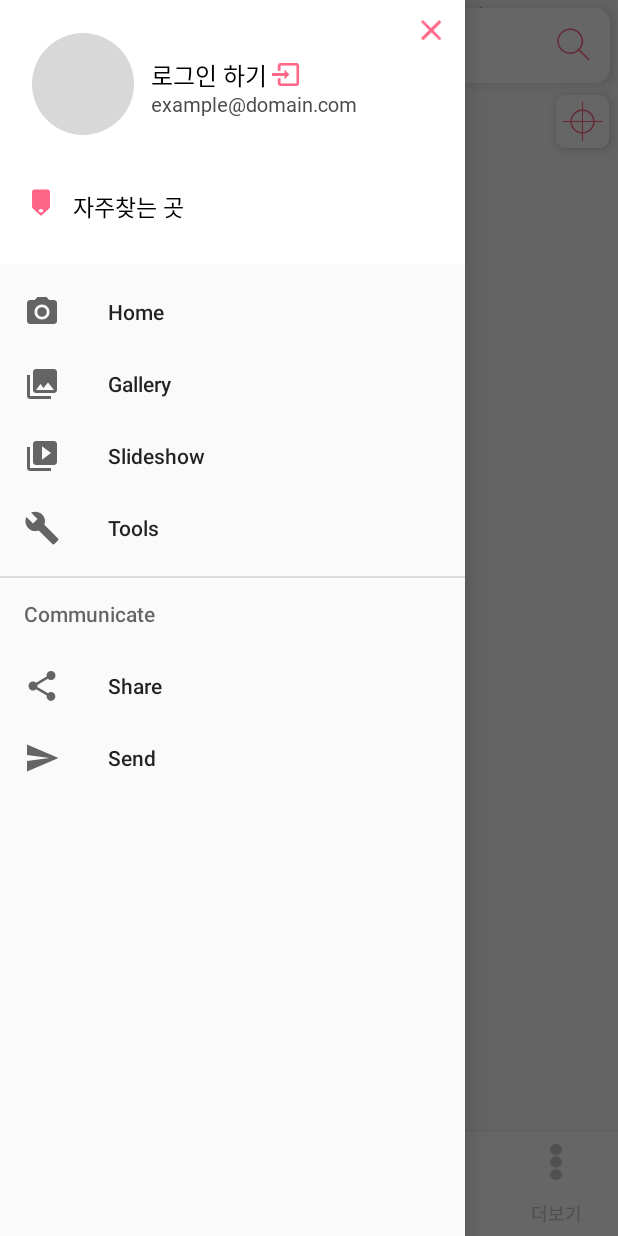
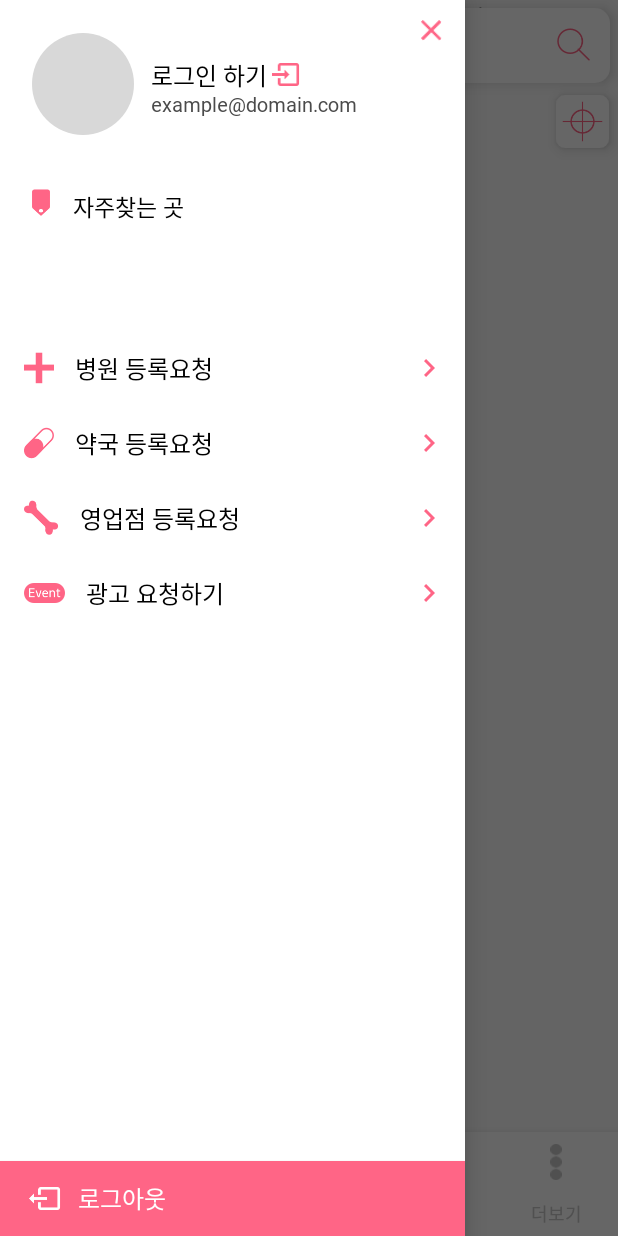
Before and after one commit to dlwlrma9525/Forpet, an Android app: the MainActivity screen opened directly, with no data from a screen before it, with the side drawer open, on a phone screen of 412 x 824 dp. Run offline under Robolectric (Android 15) with nearby library versions, the light colour scheme and no system bars.

Commit message:
add NavigationDrawer ui..

```diff
--- a/app/src/main/java/kr/forpet/view/main/activity/MainActivity.java
+++ b/app/src/main/java/kr/forpet/view/main/activity/MainActivity.java
@@ -29,7 +29,7 @@ import kr.forpet.view.main.presenter.MainPresenter;
 import kr.forpet.view.main.presenter.MainPresenterImpl;
 
 public class MainActivity extends AppCompatActivity
-        implements MainPresenter.View,NavigationView.OnNavigationItemSelectedListener, OnMapReadyCallback {
+        implements MainPresenter.View, OnMapReadyCallback {
 
     private static final String[] PERMISSION_ARRAY
             = { Manifest.permission.ACCESS_FINE_LOCATION, Manifest.permission.ACCESS_COARSE_LOCATION };
@@ -115,25 +115,6 @@ public class MainActivity extends AppCompatActivity
         return super.onOptionsItemSelected(item);
     }
 
-    @SuppressWarnings("StatementWithEmptyBody")
-    @Override
-    public boolean onNavigationItemSelected(MenuItem item) {
-        // Handle navigation view item clicks here.
-
-        switch (item.getItemId()) {
-            case R.id.nav_home:         break;
-            case R.id.nav_gallery:      break;
-            case R.id.nav_slideshow:    break;
-            case R.id.nav_tools:        break;
-            case R.id.nav_share:        break;
-            case R.id.nav_send:         break;
-        }
-
-        DrawerLayout drawer = findViewById(R.id.drawer_layout);
-        drawer.closeDrawer(GravityCompat.START);
-        return true;
-    }
-
     // MainPresenter.View implements..
 
     @Override
@@ -169,8 +150,6 @@ public class MainActivity extends AppCompatActivity
                 drawer.openDrawer(GravityCompat.START);
         });
 
-        navigationView.setNavigationItemSelectedListener(this);
-
         // Obtain the SupportMapFragment and get notified when the map is ready to be used.
         SupportMapFragment mapFragment = (SupportMapFragment) getSupportFragmentManager()
                 .findFragmentById(R.id.map);
--- /dev/null
+++ b/app/src/main/res/drawable-mdpi/background_rect_white.xml
@@ -0,0 +1,6 @@
+<?xml version="1.0" encoding="utf-8"?>
+<shape xmlns:android="http://schemas.android.com/apk/res/android"
+    android:shape="rectangle">
+
+    <solid android:color="#FFFFFF" />
+</shape>
--- a/app/src/main/res/layout/activity_main.xml
+++ b/app/src/main/res/layout/activity_main.xml
@@ -18,8 +18,9 @@
         android:layout_width="@dimen/nav_header_width"
         android:layout_height="match_parent"
         android:layout_gravity="start"
-        android:fitsSystemWindows="true"
-        app:headerLayout="@layout/nav_header_main"
-        app:menu="@menu/activity_main_drawer" />
+        android:fitsSystemWindows="true">
+
+        <include layout="@layout/nav_content" />
+    </com.google.android.material.navigation.NavigationView>
 
 </androidx.drawerlayout.widget.DrawerLayout>
--- /dev/null
+++ b/app/src/main/res/layout/nav_content.xml
@@ -0,0 +1,188 @@
+<?xml version="1.0" encoding="utf-8"?>
+<androidx.constraintlayout.widget.ConstraintLayout xmlns:android="http://schemas.android.com/apk/res/android"
+    xmlns:app="http://schemas.android.com/apk/res-auto"
+    xmlns:tools="http://schemas.android.com/tools"
+    android:layout_width="match_parent"
+    android:layout_height="match_parent"
+    android:background="@android:color/white"
+    android:theme="@style/ThemeOverlay.AppCompat.Dark">
+
+    <ImageView
+        android:id="@+id/imageViewProfile"
+        android:layout_width="68dp"
+        android:layout_height="68dp"
+        android:layout_marginStart="21dp"
+        android:layout_marginTop="22dp"
+        android:background="@drawable/background_oval_gray"
+        android:contentDescription="@string/nav_header_desc"
+        app:layout_constraintStart_toStartOf="parent"
+        app:layout_constraintTop_toTopOf="parent" />
+
+    <ImageButton
+        android:id="@+id/imageButtonLogin"
+        android:layout_width="18.4dp"
+        android:layout_height="15dp"
+        android:layout_marginStart="3dp"
+        android:layout_marginTop="1dp"
+        android:layout_marginBottom="2dp"
+        android:background="@drawable/login"
+        android:contentDescription="@string/nav_header_desc"
+        app:layout_constraintBottom_toBottomOf="@+id/textViewLogin"
+        app:layout_constraintStart_toEndOf="@+id/textViewLogin"
+        app:layout_constraintTop_toTopOf="@+id/textViewLogin" />
+
+    <ImageButton
+        android:id="@+id/imageButtonClose"
+        android:layout_width="14dp"
+        android:layout_height="14dp"
+        android:layout_marginTop="13dp"
+        android:layout_marginEnd="15dp"
+        android:background="@drawable/icon_close_x"
+        android:contentDescription="@string/nav_header_desc"
+        app:layout_constraintEnd_toEndOf="parent"
+        app:layout_constraintTop_toTopOf="parent" />
+
+    <TextView
+        android:id="@+id/textViewLogin"
+        android:layout_width="wrap_content"
+        android:layout_height="wrap_content"
+        android:layout_marginStart="11dp"
+        android:layout_marginTop="16dp"
+        android:fontFamily="@font/nanum_square"
+        android:includeFontPadding="false"
+        android:text="@string/nav_header_login"
+        android:textColor="#000000"
+        android:textSize="16sp"
+        app:layout_constraintStart_toEndOf="@+id/imageViewProfile"
+        app:layout_constraintTop_toTopOf="@+id/imageViewProfile" />
+
+    <TextView
+        android:id="@+id/textEmail"
+        android:layout_width="wrap_content"
+        android:layout_height="wrap_content"
+        android:lineSpacingExtra="4sp"
+        android:fontFamily="@font/nanum_square"
+        android:includeFontPadding="false"
+        android:text="@string/nav_header_email"
+        android:textColor="#4b4b4b"
+        android:textSize="13dp"
+        app:layout_constraintStart_toStartOf="@+id/textViewLogin"
+        app:layout_constraintTop_toBottomOf="@+id/textViewLogin" />
+
+    <ImageView
+        android:id="@+id/imageViewFavorite"
+        android:layout_width="12dp"
+        android:layout_height="18dp"
+        android:layout_marginStart="21dp"
+        android:layout_marginTop="36dp"
+        android:background="@drawable/icon_favorite"
+        android:contentDescription="@string/nav_header_desc"
+        app:layout_constraintStart_toStartOf="parent"
+        app:layout_constraintTop_toBottomOf="@+id/imageViewProfile" />
+
+    <TextView
+        android:id="@+id/textFavorite"
+        android:layout_width="wrap_content"
+        android:layout_height="wrap_content"
+        android:layout_marginStart="15dp"
+        android:fontFamily="@font/nanum_square"
+        android:includeFontPadding="false"
+        android:text="@string/nav_header_favorite"
+        android:textColor="#000000"
+        android:textSize="15dp"
+        app:layout_constraintStart_toEndOf="@+id/imageViewFavorite"
+        app:layout_constraintTop_toTopOf="@+id/imageViewFavorite" />
+
+    <ListView
+        android:id="@+id/listFavorite"
+        android:layout_width="match_parent"
+        android:layout_height="50dp"
+        android:layout_marginTop="14dp"
+        app:layout_constraintTop_toBottomOf="@+id/textFavorite" />
+
+    <LinearLayout
+        android:id="@+id/linearLayout"
+        android:layout_width="match_parent"
+        android:layout_height="wrap_content"
+        android:layout_marginTop="8dp"
+        android:orientation="vertical"
+        app:layout_constraintTop_toBottomOf="@+id/listFavorite">
+
+        <Button
+            android:id="@+id/buttonRegistHosp"
+            android:layout_width="match_parent"
+            android:layout_height="50dp"
+            android:background="@drawable/background_rect_white"
+            android:drawableLeft="@drawable/icon_hospital"
+            android:drawableRight="@drawable/arrow_right"
+            android:drawablePadding="14dp"
+            android:gravity="start|center"
+            android:paddingLeft="16dp"
+            android:paddingRight="20dp"
+            android:text="@string/nav_header_regist_hosp"
+            android:textColor="@android:color/black"
+            android:textSize="16sp" />
+
+        <Button
+            android:id="@+id/buttonRegistPharm"
+            android:layout_width="match_parent"
+            android:layout_height="50dp"
+            android:background="@drawable/background_rect_white"
+            android:drawableLeft="@drawable/icon_pharm"
+            android:drawableRight="@drawable/arrow_right"
+            android:drawablePadding="14dp"
+            android:gravity="start|center"
+            android:paddingLeft="16dp"
+            android:paddingRight="20dp"
+            android:text="@string/nav_header_regist_pharm"
+            android:textColor="@android:color/black"
+            android:textSize="16sp" />
+
+        <Button
+            android:id="@+id/buttonRegistShop"
+            android:layout_width="match_parent"
+            android:layout_height="50dp"
+            android:background="@drawable/background_rect_white"
+            android:drawableLeft="@drawable/icon_ani_shop"
+            android:drawableRight="@drawable/arrow_right"
+            android:drawablePadding="14dp"
+            android:gravity="start|center"
+            android:paddingLeft="16dp"
+            android:paddingRight="20dp"
+            android:text="@string/nav_header_regist_shop"
+            android:textColor="@android:color/black"
+            android:textSize="16sp" />
+
+        <Button
+            android:id="@+id/buttonRegistEvent"
+            android:layout_width="match_parent"
+            android:layout_height="50dp"
+            android:background="@drawable/background_rect_white"
+            android:drawableLeft="@drawable/icon_event"
+            android:drawableRight="@drawable/arrow_right"
+            android:drawablePadding="14dp"
+            android:gravity="start|center"
+            android:paddingLeft="16dp"
+            android:paddingRight="20dp"
+            android:text="@string/nav_header_regist_event"
+            android:textColor="@android:color/black"
+            android:textSize="16sp" />
+
+    </LinearLayout>
+
+    <Button
+        android:id="@+id/buttonLogout"
+        android:layout_width="match_parent"
+        android:layout_height="50dp"
+        android:drawableLeft="@drawable/logout"
+        android:drawablePadding="11.6dp"
+        android:drawableTint="@android:color/white"
+        android:background="#ff6586"
+        android:gravity="start|center"
+        android:paddingLeft="19dp"
+        android:text="@string/nav_header_logout"
+        android:textColor="@android:color/white"
+        android:textSize="16sp"
+        app:layout_constraintBottom_toBottomOf="parent" />
+
+</androidx.constraintlayout.widget.ConstraintLayout>
--- a/app/src/main/res/layout/nav_header_main.xml
+++ /dev/null
@@ -1,95 +0,0 @@
-<?xml version="1.0" encoding="utf-8"?>
-<androidx.constraintlayout.widget.ConstraintLayout xmlns:android="http://schemas.android.com/apk/res/android"
-    xmlns:app="http://schemas.android.com/apk/res-auto"
-    android:layout_width="match_parent"
-    android:layout_height="@dimen/nav_header_height"
-    android:background="@android:color/white"
-    android:theme="@style/ThemeOverlay.AppCompat.Dark">
-
-    <ImageView
-        android:id="@+id/imageViewProfile"
-        android:layout_width="68dp"
-        android:layout_height="68dp"
-        android:layout_marginStart="21dp"
-        android:layout_marginTop="22dp"
-        android:background="@drawable/background_oval"
-        android:contentDescription="@string/nav_header_desc"
-        app:layout_constraintStart_toStartOf="parent"
-        app:layout_constraintTop_toTopOf="parent" />
-
-    <ImageButton
-        android:id="@+id/imageButtonLogin"
-        android:layout_width="18.4dp"
-        android:layout_height="15dp"
-        android:layout_marginStart="3dp"
-        android:layout_marginTop="1dp"
-        android:layout_marginBottom="2dp"
-        android:background="@drawable/login"
-        android:contentDescription="@string/nav_header_desc"
-        app:layout_constraintBottom_toBottomOf="@+id/textViewLogin"
-        app:layout_constraintStart_toEndOf="@+id/textViewLogin"
-        app:layout_constraintTop_toTopOf="@+id/textViewLogin" />
-
-    <ImageButton
-        android:id="@+id/imageButtonClose"
-        android:layout_width="14dp"
-        android:layout_height="14dp"
-        android:layout_marginTop="13dp"
-        android:layout_marginEnd="15dp"
-        android:background="@drawable/icon_close_x"
-        android:contentDescription="@string/nav_header_desc"
-        app:layout_constraintEnd_toEndOf="parent"
-        app:layout_constraintTop_toTopOf="parent" />
-
-    <TextView
-        android:id="@+id/textViewLogin"
-        android:layout_width="wrap_content"
-        android:layout_height="wrap_content"
-        android:layout_marginStart="11dp"
-        android:layout_marginTop="16dp"
-        android:fontFamily="@font/nanum_square"
-        android:includeFontPadding="false"
-        android:text="@string/nav_header_login"
-        android:textColor="#000000"
-        android:textSize="16sp"
-        app:layout_constraintStart_toEndOf="@+id/imageViewProfile"
-        app:layout_constraintTop_toTopOf="@+id/imageViewProfile" />
-
-    <TextView
-        android:id="@+id/textEmail"
-        android:layout_width="wrap_content"
-        android:layout_height="wrap_content"
-        android:lineSpacingExtra="4sp"
-        android:fontFamily="@font/nanum_square"
-        android:includeFontPadding="false"
-        android:text="@string/nav_header_email"
-        android:textColor="#4b4b4b"
-        android:textSize="13dp"
-        app:layout_constraintStart_toStartOf="@+id/textViewLogin"
-        app:layout_constraintTop_toBottomOf="@+id/textViewLogin" />
-
-    <ImageView
-        android:id="@+id/imageViewFavorite"
-        android:layout_width="12dp"
-        android:layout_height="18dp"
-        android:layout_marginStart="21dp"
-        android:layout_marginTop="36dp"
-        android:background="@drawable/icon_favorite"
-        android:contentDescription="@string/nav_header_desc"
-        app:layout_constraintStart_toStartOf="parent"
-        app:layout_constraintTop_toBottomOf="@+id/imageViewProfile" />
-
-    <TextView
-        android:id="@+id/textFavorite"
-        android:layout_width="wrap_content"
-        android:layout_height="wrap_content"
-        android:layout_marginStart="15dp"
-        android:fontFamily="@font/nanum_square"
-        android:includeFontPadding="false"
-        android:text="@string/nav_header_favorite"
-        android:textColor="#000000"
-        android:textSize="15dp"
-        app:layout_constraintStart_toEndOf="@+id/imageViewFavorite"
-        app:layout_constraintTop_toTopOf="@+id/imageViewFavorite" />
-
-</androidx.constraintlayout.widget.ConstraintLayout>
--- a/app/src/main/res/menu/activity_main_drawer.xml
+++ /dev/null
@@ -1,38 +0,0 @@
-<?xml version="1.0" encoding="utf-8"?>
-<menu xmlns:android="http://schemas.android.com/apk/res/android"
-    xmlns:tools="http://schemas.android.com/tools"
-    tools:showIn="navigation_view">
-
-    <group android:checkableBehavior="single">
-        <item
-            android:id="@+id/nav_home"
-            android:icon="@drawable/ic_menu_camera"
-            android:title="@string/menu_home" />
-        <item
-            android:id="@+id/nav_gallery"
-            android:icon="@drawable/ic_menu_gallery"
-            android:title="@string/menu_gallery" />
-        <item
-            android:id="@+id/nav_slideshow"
-            android:icon="@drawable/ic_menu_slideshow"
-            android:title="@string/menu_slideshow" />
-        <item
-            android:id="@+id/nav_tools"
-            android:icon="@drawable/ic_menu_manage"
-            android:title="@string/menu_tools" />
-    </group>
-
-    <item android:title="Communicate">
-        <menu>
-            <item
-                android:id="@+id/nav_share"
-                android:icon="@drawable/ic_menu_share"
-                android:title="@string/menu_share" />
-            <item
-                android:id="@+id/nav_send"
-                android:icon="@drawable/ic_menu_send"
-                android:title="@string/menu_send" />
-        </menu>
-    </item>
-
-</menu>
--- a/app/src/main/res/values/strings.xml
+++ b/app/src/main/res/values/strings.xml
@@ -13,16 +13,14 @@
     <string name="navigation_drawer_close">Close navigation drawer</string>
 
     <string name="nav_header_login">로그인 하기</string>
+    <string name="nav_header_logout">로그아웃</string>
+
+    <string name="nav_header_regist_hosp">병원 등록요청</string>
+    <string name="nav_header_regist_pharm">약국 등록요청</string>
+    <string name="nav_header_regist_shop">영업점 등록요청</string>
+    <string name="nav_header_regist_event">광고 요청하기</string>
+
+    <string name="nav_header_favorite">자주찾는 곳</string>
     <string name="nav_header_email">example@domain.com</string>
-    <string name="nav_header_favorite">자주찾는 곳</string>
     <string name="nav_header_desc">Navigation header</string>
-    <string name="action_settings">Settings</string>
-
-    <string name="menu_home">Home</string>
-    <string name="menu_gallery">Gallery</string>
-    <string name="menu_slideshow">Slideshow</string>
-    <string name="menu_tools">Tools</string>
-    <string name="menu_share">Share</string>
-    <string name="menu_send">Send</string>
-    <string name="title_activity_maps">Map</string>
 </resources>
```
Also changed, not shown: app/src/main/res/drawable-xhdpi/background_oval_gray.xml (renamed from app/src/main/res/drawable-xhdpi/background_oval.xml), app/src/main/res/menu/navigation.xml (indentation only).
